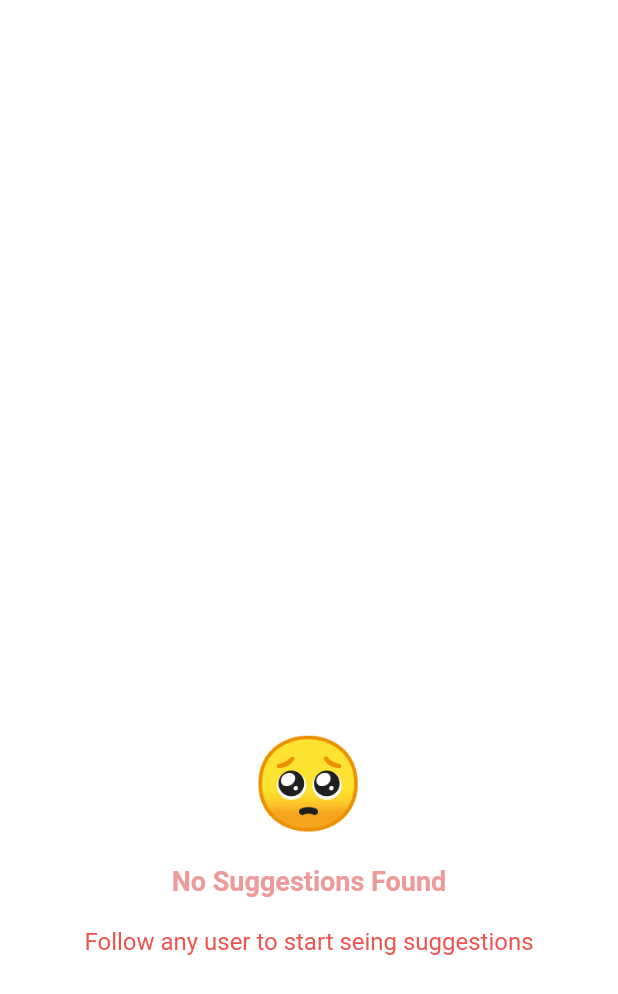
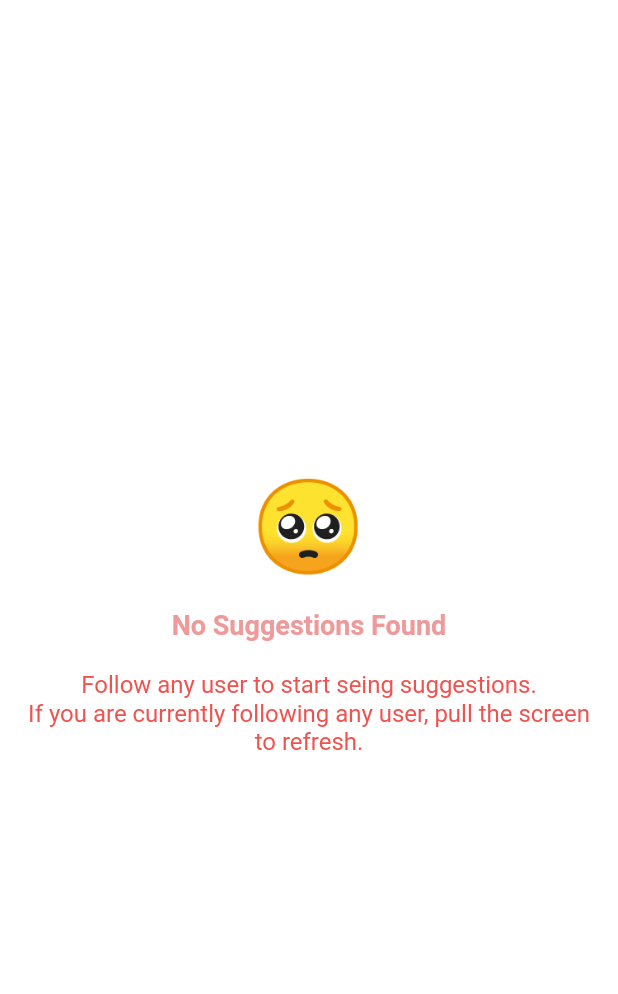
Before and after one commit to miguelromeral/spotify_app, a Flutter app: the SuggestionsScreen screen opened directly with empty values, on a phone screen of 412 x 824 dp. Shown: the top 994 px of the screen. Run offline on Flutter 3.47's test engine with Material 2 defaults, Android fonts, the phone set to English and light mode, and no system bars; our stand-ins replace cached_network_image, cloud_firestore, firebase_auth, flutter_bloc, flutter_settings_screens, flutter_spinkit and 9 more; missing offline and left inert: fancy_on_boarding, receive_sharing_intent, search_app_bar, spotify; accounts and stored records are empty.

Commit message:
Solved a problem that allowed some users with not updated data, to update a suggestion with less likes than in the server

```diff
--- a/lib/_shared/screens/error_screen.dart
+++ b/lib/_shared/screens/error_screen.dart
@@ -91,12 +91,21 @@
           Text(
             "We couldn't load this part of the app.",
             style: _styleErrorBellow,
+            textAlign: TextAlign.center,
           ),
-          Text("Please, try again later.", style: _styleErrorBellow),
+          Text(
+            "Please, try again later.",
+            style: _styleErrorBellow,
+            textAlign: TextAlign.center,
+          ),
         ];
       } else {
         return stringBelow
-            .map((e) => Text(e, style: _styleErrorBellow))
+            .map((e) => Text(
+                  e,
+                  style: _styleErrorBellow,
+                  textAlign: TextAlign.center,
+                ))
             .toList();
       }
     } else {
--- a/lib/_shared/suggestions/suggestions_screen.dart
+++ b/lib/_shared/suggestions/suggestions_screen.dart
@@ -102,9 +102,15 @@
     }
 
     if (list != null && list.isEmpty) {
-      return ErrorScreen(
-        title: 'No Suggestions Found',
-        stringBelow: ["Follow any user to start seing suggestions"],
+      return SingleChildScrollView(
+        physics: AlwaysScrollableScrollPhysics(),
+        child: ErrorScreen(
+          title: 'No Suggestions Found',
+          stringBelow: [
+            "Follow any user to start seing suggestions.",
+            "If you are currently following any user, pull the screen to refresh."
+          ],
+        ),
       );
     }
 
--- a/lib/screens/my_space_screen.dart
+++ b/lib/screens/my_space_screen.dart
@@ -58,10 +58,7 @@
                     height: 8.0,
                   ),*/
                   _createTile(context, "All Users", () {
-                    Navigator.push(
-                      context,
-                      MaterialPageRoute(builder: (context) => AllUsersScreen()),
-                    );
+                    NavigateAllUsers(context);
                   }, 'allusers'),
                 ]),
                 _buildSection(context, 'Your Activity', [
--- a/lib/screens/tabs_page.dart
+++ b/lib/screens/tabs_page.dart
@@ -137,9 +137,9 @@
   }
 
   Widget _fullTree(SpotifyService state) {
-    return NotificationListener<OpenDrawerNotification>(
+    return NotificationListener<ChangePageNotification>(
       onNotification: (notification) {
-        _scaffoldKey.currentState.openDrawer();
+        bottomTapped(notification.index);
         return true;
       },
       child: Scaffold(
--- a/lib/services/firestore_db.dart
+++ b/lib/services/firestore_db.dart
@@ -54,8 +54,11 @@
     if (firebaseUserID == suggestion.fuserid ||
         spotifyUserID == suggestion.suserid ||
         suggestion.reference == null) return null;
+
+    var latest = await getSuggestion(suggestion.suserid);
+
     return await suggestion.reference.updateData(<String, dynamic>{
-      Suggestion.flikes: suggestion.likes + 1,
+      Suggestion.flikes: latest.likes + 1,
     });
   }
 
--- a/lib/services/notifications.dart
+++ b/lib/services/notifications.dart
@@ -5,3 +5,9 @@
 class RefreshListNotification extends Notification {}
 
 class OpenDrawerNotification extends Notification {}
+
+class ChangePageNotification extends Notification {
+  int index;
+
+  ChangePageNotification({this.index});
+}
--- a/pubspec.yaml
+++ b/pubspec.yaml
@@ -49,6 +49,7 @@
   flutter_settings_screens: ^0.2.0+1
   fancy_on_boarding: ^1.6.0
   simple_animations: ^2.1.0
+  intl: ^0.16.1
 
 
   # The following adds the Cupertino Icons font to your application.
```
Also changed, not shown: lib/screens/demo/home_demo.dart (+46 -10 lines), lib/screens/home/home_screen.dart (+61 -0 lines), lib/screens/profile/user_profile_screen.dart (+18 -0 lines), lib/services/gui.dart (+8 -0 lines), pubspec.lock, 1 other file.
